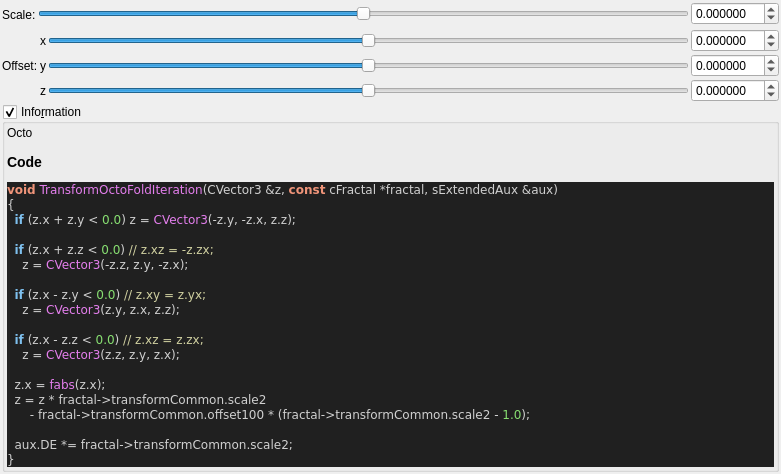
Qt form mandelbulber2/qt_data/fractal_transf_octo_fold.ui (buddhi1980/mandelbulber2) before a commit.
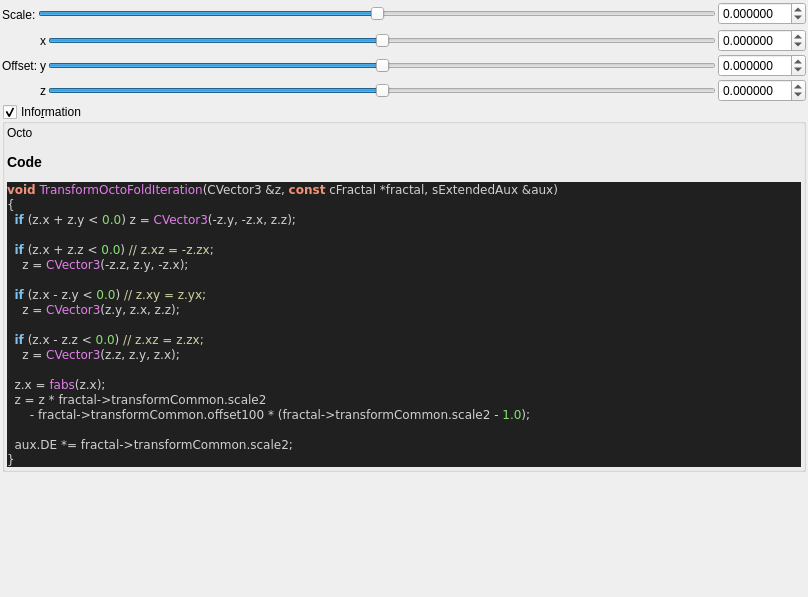
The same form after that commit. Custom widgets are drawn as their Qt base class.

What changed in the file:
```diff
--- a/mandelbulber2/qt_data/fractal_transf_octo_fold.ui
+++ b/mandelbulber2/qt_data/fractal_transf_octo_fold.ui
@@ -6,8 +6,8 @@
    <rect>
     <x>0</x>
     <y>0</y>
-    <width>781</width>
-    <height>300</height>
+    <width>808</width>
+    <height>597</height>
    </rect>
   </property>
   <property name="windowTitle">
```
Left out of the diff: 11 changed lines with no effect on the pictures.
